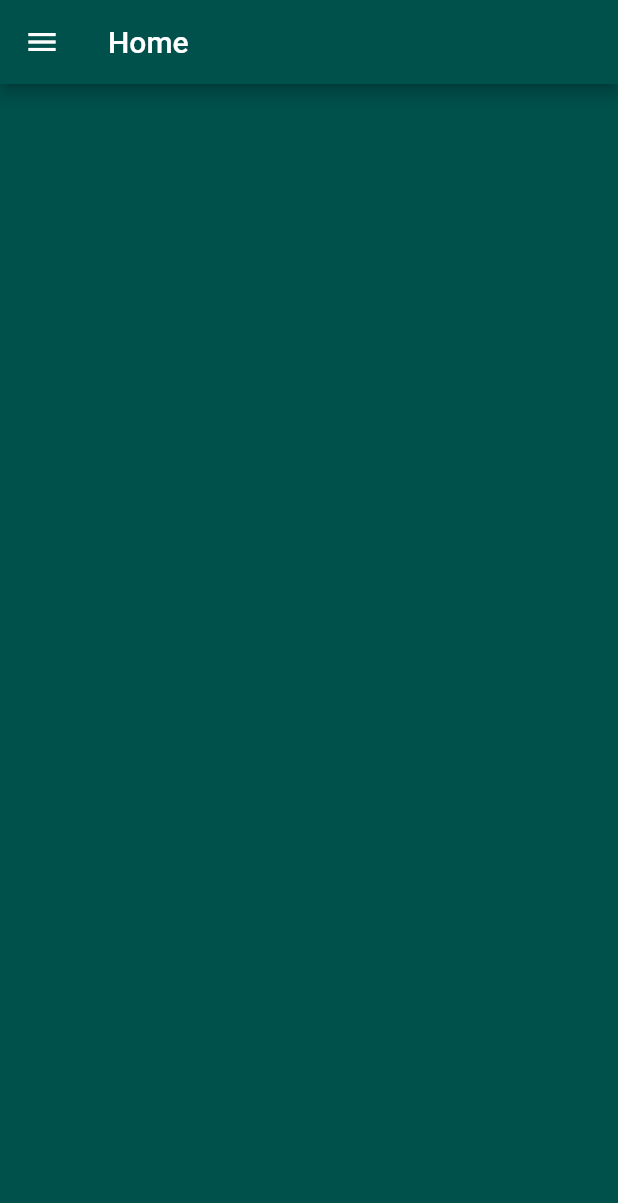
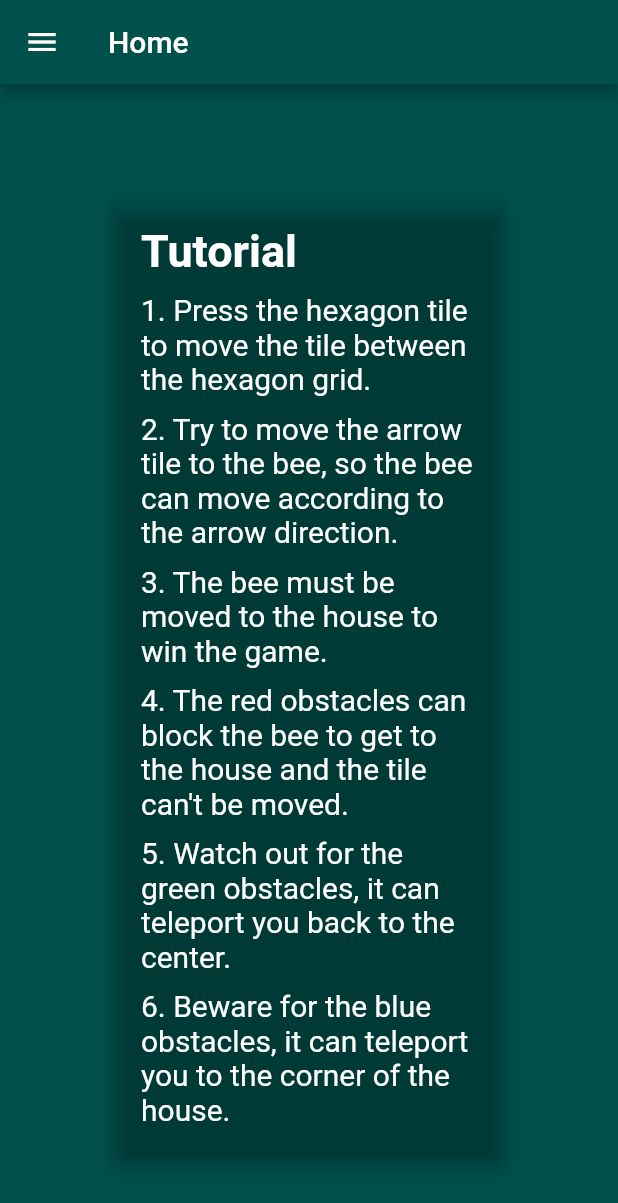
Before and after one commit to JoelMarpaung/sliding_honey, a Flutter app: the screen it shows after launch, on a phone screen of 412 x 824 dp. Shown: the top 1203 px of the screen. Run offline on Flutter 3.47's test engine with Material 2 defaults, Android fonts, the light colour scheme and no system bars; our stand-ins replace gap, go_router, google_fonts, stop_watch_timer; missing offline and left inert: hexagon.

Commit message:
add tutorial text section in home

```diff
--- a/lib/components/components.dart
+++ b/lib/components/components.dart
@@ -4,3 +4,4 @@ export 'start_section.dart';
 export 'end_section.dart';
 export 'honey_board_medium.dart';
 export 'honey_board_hard.dart';
+export 'tutorial_section.dart';
--- /dev/null
+++ b/lib/components/tutorial_section.dart
@@ -0,0 +1,63 @@
+import 'package:flutter/material.dart';
+import '../../layout/layout.dart';
+
+class TutorialSection extends StatelessWidget {
+  const TutorialSection({Key? key}) : super(key: key);
+
+  @override
+  Widget build(BuildContext context) {
+    return Card(
+      color: Colors.transparent,
+      elevation: 5,
+      child: Padding(
+        padding: const EdgeInsets.all(20),
+        child: Column(
+          crossAxisAlignment: CrossAxisAlignment.start,
+          children: const [
+            Text(
+              "Tutorial",
+              style: TextStyle(
+                  color: Colors.white,
+                  fontWeight: FontWeight.bold,
+                  fontSize: 30),
+            ),
+            ResponsiveGap(
+              small: 10,
+              medium: 15,
+              large: 20,
+            ),
+            Text(
+              "1. Press the hexagon tile to move the tile between the hexagon grid.",
+              style: TextStyle(color: Colors.white, fontSize: 20),
+            ),
+            SizedBox(height: 10),
+            Text(
+              "2. Try to move the arrow tile to the bee, so the bee can move according to the arrow direction.",
+              style: TextStyle(color: Colors.white, fontSize: 20),
+            ),
+            SizedBox(height: 10),
+            Text(
+              "3. The bee must be moved to the house to win the game.",
+              style: TextStyle(color: Colors.white, fontSize: 20),
+            ),
+            SizedBox(height: 10),
+            Text(
+              "4. The red obstacles can block the bee to get to the house and the tile can't be moved.",
+              style: TextStyle(color: Colors.white, fontSize: 20),
+            ),
+            SizedBox(height: 10),
+            Text(
+              "5. Watch out for the green obstacles, it can teleport you back to the center.",
+              style: TextStyle(color: Colors.white, fontSize: 20),
+            ),
+            SizedBox(height: 10),
+            Text(
+              "6. Beware for the blue obstacles, it can teleport you to the corner of the house.",
+              style: TextStyle(color: Colors.white, fontSize: 20),
+            ),
+          ],
+        ),
+      ),
+    );
+  }
+}
--- a/lib/screens/home/home.dart
+++ b/lib/screens/home/home.dart
@@ -43,13 +43,19 @@ class _HomeSectionsState extends State<HomeSections> {
   Widget build(BuildContext context) {
     return ResponsiveLayoutBuilder(
       small: (context, child) => Column(
-        children: [],
+        children: const [
+          TutorialSection(),
+        ],
       ),
       medium: (context, child) => Column(
-        children: [],
+        children: const [
+          TutorialSection(),
+        ],
       ),
       large: (context, child) => Column(
-        children: [],
+        children: const [
+          TutorialSection(),
+        ],
       ),
     );
   }
```
